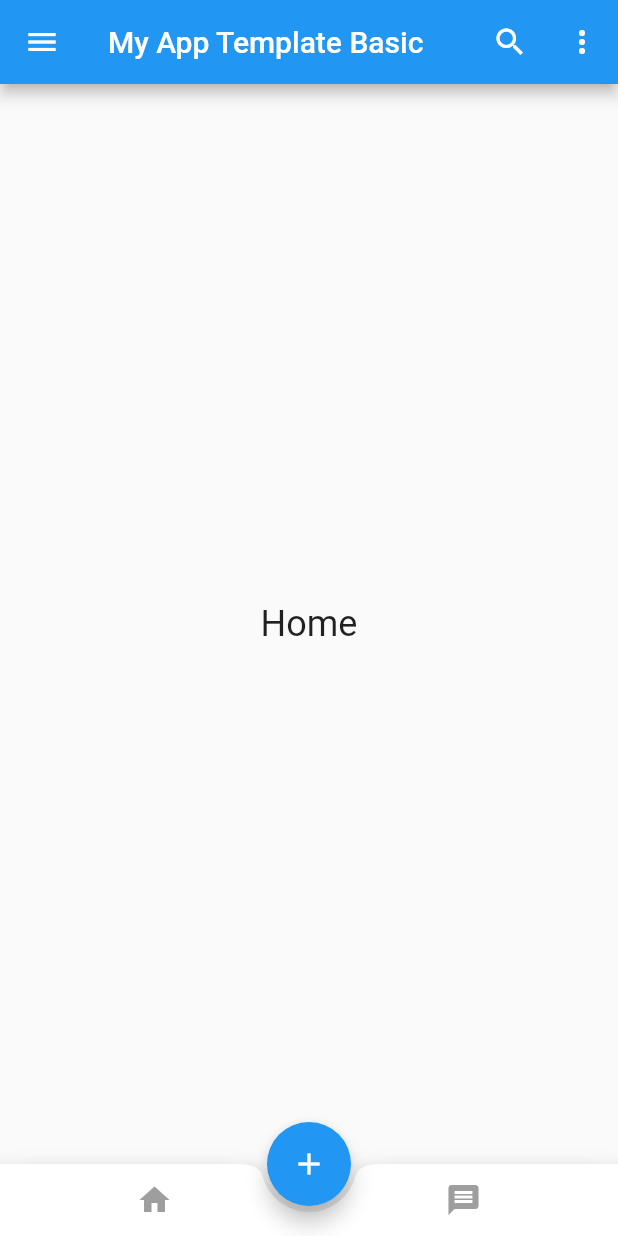
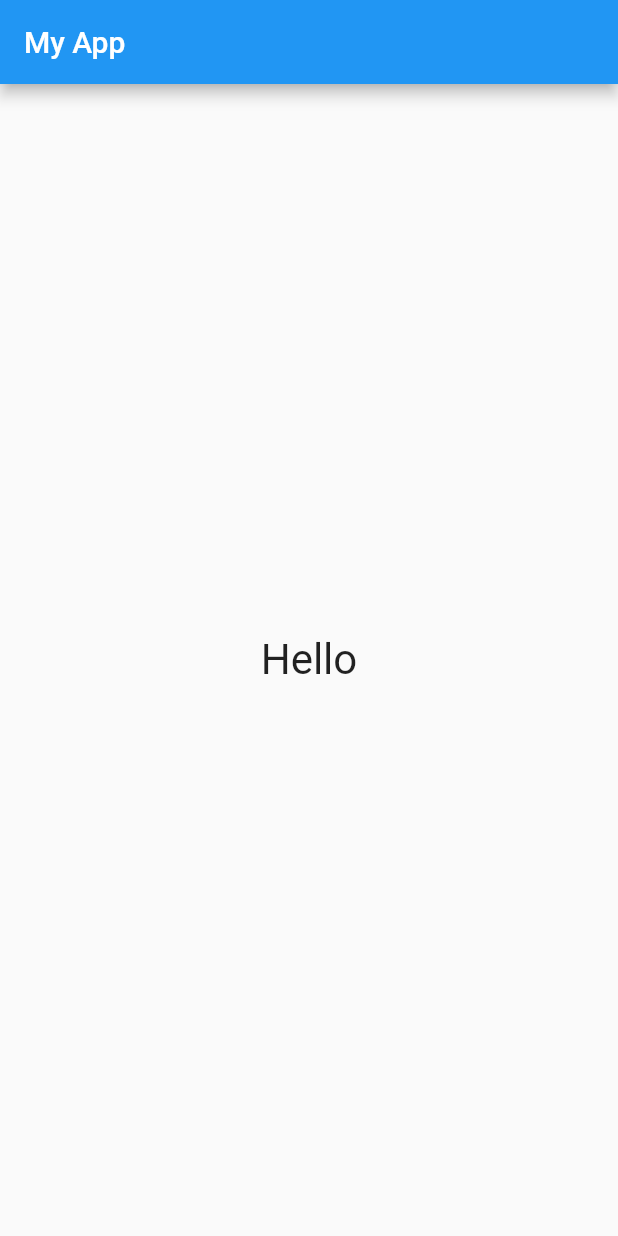
Before and after one commit to benznest/flutter-app-template, a Flutter app: the screen it shows after launch, on a phone screen of 412 x 824 dp. Run offline on Flutter 3.47's test engine with Material 2 defaults, Android fonts, the phone set to English and light mode, and no system bars.

Commit message:
add template

```diff
--- a/lib/main.dart
+++ b/lib/main.dart
@@ -1,130 +1,36 @@
 import 'package:flutter/material.dart';
 
 void main() => runApp(MyApp());
+
 
 class MyApp extends StatelessWidget {
   @override
   Widget build(BuildContext context) {
     return MaterialApp(
-      title: 'My App Template Basic',
+      title: 'My App',
       theme: ThemeData(
         primarySwatch: Colors.blue,
       ),
-      home: MyHomePage(title: 'My App Template Basic'),
+      home: Page(title: 'My App'),
     );
   }
 }
 
-class MyHomePage extends StatefulWidget {
-  MyHomePage({Key key, this.title}) : super(key: key);
+class Page extends StatefulWidget {
+  Page({Key key, this.title}) : super(key: key);
 
   final String title;
 
   @override
-  _MyHomePageState createState() => _MyHomePageState();
+  _PageState createState() => _PageState();
 }
 
-class _MyHomePageState extends State<MyHomePage> {
-  PageController _pageController = PageController();
+class _PageState extends State<Page> {
 
   @override
   Widget build(BuildContext context) {
     return Scaffold(
-      appBar: buildAppBar(),
-      body: PageView(
-          controller: _pageController,
-          children: <Widget>[buildBody("Home"), buildBody("Message")]),
-      drawer: buildDrawer(),
-      bottomNavigationBar: buildBottomAppBar(),
-      floatingActionButton: buildFloatingActionButton(),
-      floatingActionButtonLocation: FloatingActionButtonLocation.centerDocked,
-    );
-  }
-
-  BottomAppBar buildBottomAppBar() {
-    return BottomAppBar(
-        shape: CircularNotchedRectangle(),
-        child: Row(
-            mainAxisAlignment: MainAxisAlignment.spaceAround,
-            children: <Widget>[
-              IconButton(
-                  icon: Icon(Icons.home, color: Colors.grey),
-                  onPressed: () {
-                    _pageController.animateToPage(0,
-                        curve: Curves.decelerate,
-                        duration: Duration(milliseconds: 300));
-                  }),
-              IconButton(
-                  icon: Icon(Icons.message, color: Colors.grey),
-                  onPressed: () {
-                    _pageController.animateToPage(1,
-                        curve: Curves.decelerate,
-                        duration: Duration(milliseconds: 300));
-                  }),
-            ]));
-  }
-
-  Drawer buildDrawer() {
-    return Drawer(
-      child: ListView(
-        children: <Widget>[
-          DrawerHeader(
-            padding: EdgeInsets.all(0),
-            child: Container(
-                height: 150,
-                color: Colors.blue,
-                child: Center(
-                    child: Column(mainAxisSize: MainAxisSize.min, children: <
-                        Widget>[
-                      CircleAvatar(radius: 32, child: Icon(Icons.person, size: 36)),
-                      Padding(
-                          padding: EdgeInsets.all(8),
-                          child: Text("USER@BENZNESTSTUDIOS",
-                              style: TextStyle(fontSize: 18, color: Colors.white)))
-                    ]))),
-          ),
-          ListTile(
-            title: Text("MENU 1"),
-            subtitle: Text("description.."),
-          ),
-          ListTile(
-            title: Text("MENU 2"),
-            subtitle: Text("description.."),
-          ),
-        ],
-      ),
-    );
-  }
-
-  Widget buildBody(String data) {
-    return Center(
-      child: Column(
-        mainAxisAlignment: MainAxisAlignment.center,
-        children: <Widget>[
-          Text(
-            '$data',
-            style: TextStyle(fontSize: 24),
-          ),
-        ],
-      ),
-    );
-  }
-
-  FloatingActionButton buildFloatingActionButton() {
-    return FloatingActionButton(
-      onPressed: () {},
-      tooltip: 'Increment',
-      child: Icon(Icons.add),
-    );
-  }
-
-  AppBar buildAppBar() {
-    return AppBar(
-      title: Text(widget.title),
-      actions: <Widget>[
-        IconButton(icon: Icon(Icons.search), onPressed: () {}),
-        IconButton(icon: Icon(Icons.more_vert), onPressed: () {})
-      ],
-    );
+        appBar: AppBar(title: Text(widget.title)),
+        body: Center(child: Text("Hello",style: TextStyle(fontSize: 28))));
   }
 }
```
Also changed, not shown: lib/databse/category/category_database.dart (added), lib/databse/category/category_database_manager.dart (added), lib/databse/transactions/transactions_database.dart (added), lib/databse/transactions/transactions_database_manager.dart (added), lib/my_application.dart (added), lib/ui/builder/textfield_builder.dart (added), lib/ui/dialog/my_dialog.dart (added), lib/ui/pages/data_1_page.dart (added), lib/ui/pages/data_2_page.dart (added), lib/ui/pages/data_3_page.dart (added), lib/ui/screens/dashboard_screen.dart (added), lib/ui/widgets/my_widgets.dart (added), lib/utils/my_utils.dart (added), 1 other file.
